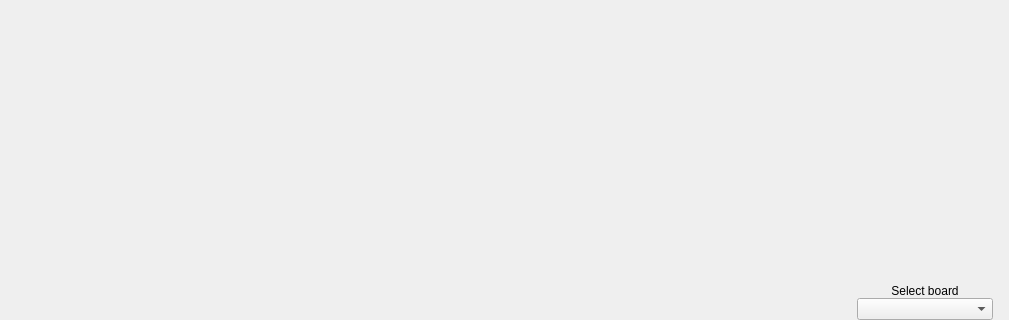
Qt form src/widgets/pins/pinconfig.ui (FreeJoy-Team/FreeJoyConfiguratorQt) before a commit; both pictures show x 0 to 1009 and y 348 to 668 of the 1009 by 668 pixel window.
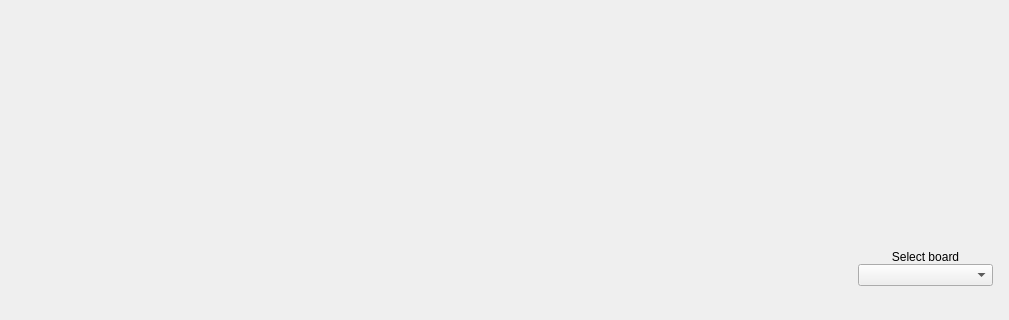
The same form after that commit. Custom widgets are drawn as their Qt base class.

Patch:
```diff
--- a/src/widgets/pins/pinconfig.ui
+++ b/src/widgets/pins/pinconfig.ui
@@ -32,6 +32,13 @@
    <item row="1" column="1">
     <widget class="PinTypeHelper" name="widget_PinTypeHelper" native="true"/>
    </item>
+   <item row="3" column="0" colspan="2">
+    <widget class="QLabel" name="label_BcdStatus">
+     <property name="wordWrap"><bool>true</bool></property>
+     <property name="text"><string/></property>
+     <property name="toolTip"><string>Assign BCD bits starting at bit0 without gaps. GND uses pull-up; VCC uses pull-down. Each group creates 2^N positions, including code 0. Map these physical buttons to logical buttons on the Buttons tab.</string></property>
+    </widget>
+   </item>
    <item row="2" column="1">
     <layout class="QGridLayout" name="gridLayout">
      <item row="1" column="0">
```
